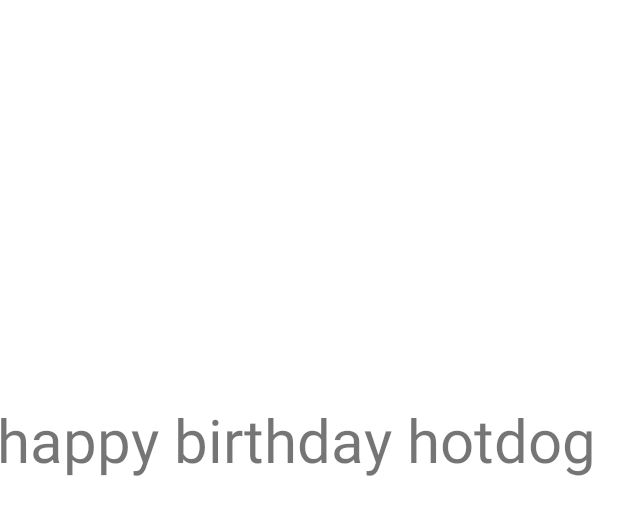
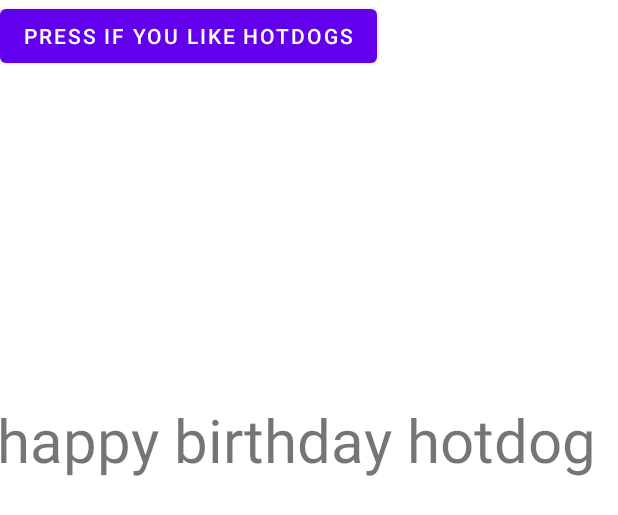
Before and after one commit to elvenheim/MOBCAPP-RAMS-Android, an Android app: the layout rams_login.xml on its own in the app's theme, with its tools: preview values and no code run, on a phone screen of 412 x 824 dp. Shown: the top 515 px of the screen. Run offline under Robolectric (Android 15) with nearby library versions, the phone set to English and light mode, and no system bars.

Commit message:
test 2/20/2023 2:52 pm

```diff
--- a/app/src/main/res/layout/rams_login.xml
+++ b/app/src/main/res/layout/rams_login.xml
@@ -15,4 +15,13 @@
         android:textSize="40sp"
         app:layout_constraintEnd_toEndOf="parent"
         app:layout_constraintTop_toTopOf="parent" />
+
+    <Button
+        android:id="@+id/button"
+        android:layout_width="wrap_content"
+        android:layout_height="wrap_content"
+        android:text="Press If you like hotdogs"
+        tools:layout_editor_absoluteX="70dp"
+        tools:layout_editor_absoluteY="501dp" />
+
 </androidx.constraintlayout.widget.ConstraintLayout>
```
